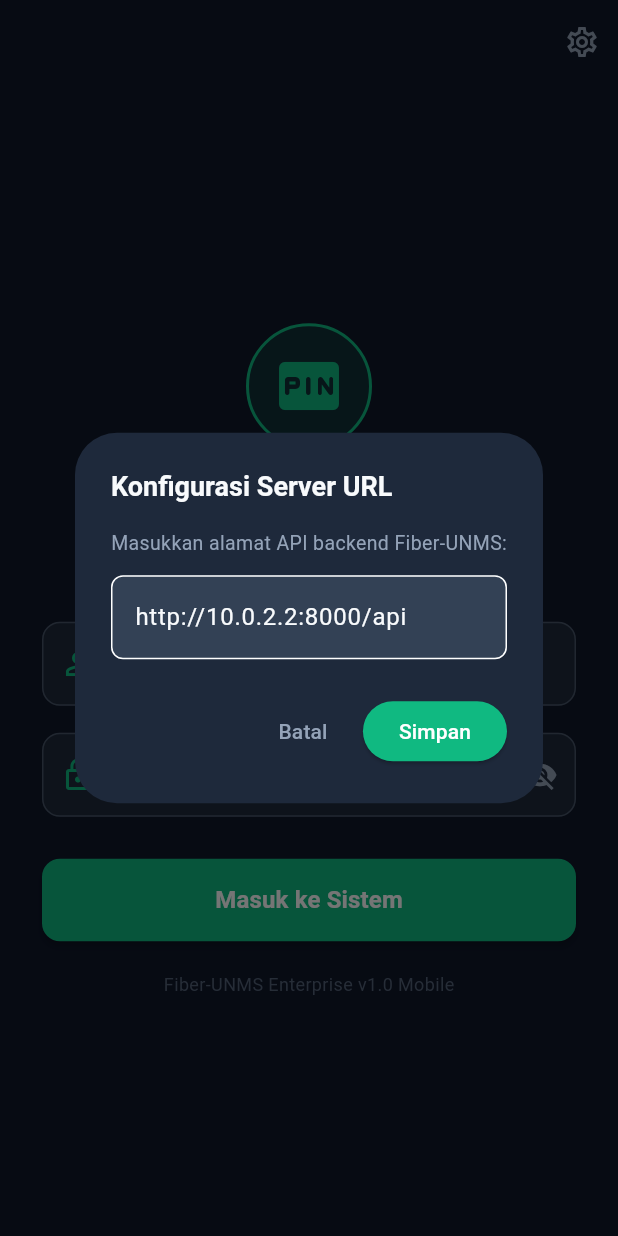
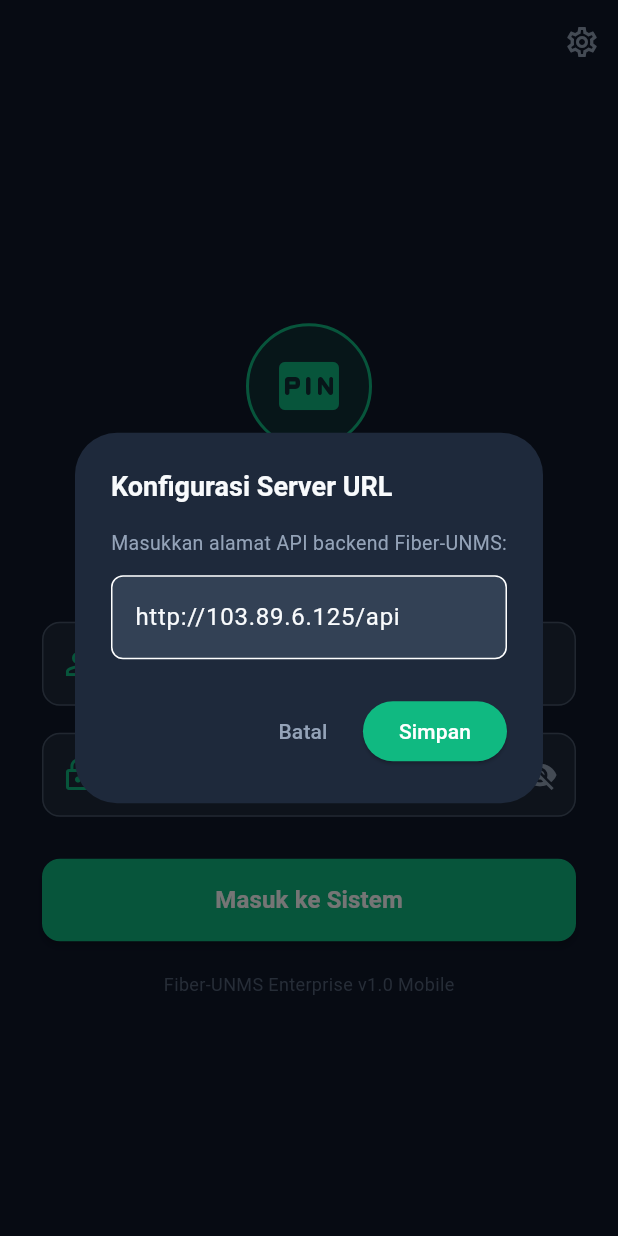
Before and after one commit to tianghijau22-collab/Fiber-UNMS-Enterprise, a Flutter app: the screen it shows after launch, after a tap on the "settings" icon, on a phone screen of 412 x 824 dp. Run offline on Flutter 3.47's test engine with Material 3 defaults, Android fonts, the phone set to English and light mode, and no system bars; our stand-ins replace dio, flutter_secure_storage, geolocator, image_picker, shared_preferences; missing offline and left inert: mobile_scanner; accounts and stored records are empty.

Commit message:
fix(mobile): update default base URL, enable dynamic Dio base URL update on save, add SSL bad cert bypass, and configure Nginx for direct API routing

```diff
--- a/mobile_app/lib/core/constants/api_constants.dart
+++ b/mobile_app/lib/core/constants/api_constants.dart
@@ -1,7 +1,6 @@
 class ApiConstants {
-  // Default base URL for local development or LAN testing
-  // Can be dynamically changed in-app via App Settings
-  static const String defaultBaseUrl = 'http://10.0.2.2:8000/api';
+  // Default base URL for production server
+  static const String defaultBaseUrl = 'http://103.89.6.125/api';
 
   // Storage Keys
   static const String keyServerUrl = 'server_base_url';
--- a/mobile_app/lib/core/network/dio_client.dart
+++ b/mobile_app/lib/core/network/dio_client.dart
@@ -1,4 +1,6 @@
+import 'dart:io';
 import 'package:dio/dio.dart';
+import 'package:dio/io.dart';
 import '../constants/api_constants.dart';
 import '../storage/secure_storage_service.dart';
 
@@ -11,14 +13,34 @@ class DioClient {
 
   Dio get dio => _dio;
 
+  static String sanitizeUrl(String url) {
+    var trimmed = url.trim();
+    if (trimmed.isEmpty) return ApiConstants.defaultBaseUrl;
+
+    if (!trimmed.startsWith('http://') && !trimmed.startsWith('https://')) {
+      trimmed = 'http://$trimmed';
+    }
+    while (trimmed.endsWith('/')) {
+      trimmed = trimmed.substring(0, trimmed.length - 1);
+    }
+    if (!trimmed.endsWith('/api')) {
+      trimmed = '$trimmed/api';
+    }
+    return trimmed;
+  }
+
   Future<void> init() async {
-    final baseUrl = await StorageService().getServerUrl();
+    final rawUrl = await StorageService().getServerUrl();
+    final baseUrl = sanitizeUrl(rawUrl);
 
     _dio = Dio(
       BaseOptions(
         baseUrl: baseUrl,
         connectTimeout: const Duration(seconds: 15),
         receiveTimeout: const Duration(seconds: 15),
+        sendTimeout: const Duration(seconds: 15),
+        followRedirects: true,
+        maxRedirects: 5,
         headers: {
           'Accept': 'application/json',
           'Content-Type': 'application/json',
@@ -26,10 +48,20 @@ class DioClient {
       ),
     );
 
+    // Allow connections to servers with self-signed SSL or raw IP addresses
+    final adapter = _dio.httpClientAdapter;
+    if (adapter is IOHttpClientAdapter) {
+      adapter.createHttpClient = () {
+        final client = HttpClient();
+        client.badCertificateCallback = (X509Certificate cert, String host, int port) => true;
+        return client;
+      };
+    }
+
     _dio.interceptors.add(
       InterceptorsWrapper(
         onRequest: (options, handler) async {
-          // Attach Sanctum Bearer Token if available
+          // Attach Bearer Token if available
           final token = await StorageService().getToken();
           if (token != null && token.isNotEmpty) {
             options.headers['Authorization'] = 'Bearer $token';
@@ -49,6 +81,7 @@ class DioClient {
 
   // Update base URL dynamically when user changes server settings
   void updateBaseUrl(String newUrl) {
-    _dio.options.baseUrl = newUrl;
+    final sanitized = sanitizeUrl(newUrl);
+    _dio.options.baseUrl = sanitized;
   }
 }
```
Also changed, not shown: mobile_app/lib/providers/auth_provider.dart (+6 -2 lines), mobile_app/lib/views/auth/login_screen.dart (+9 -3 lines), 1 other file.
